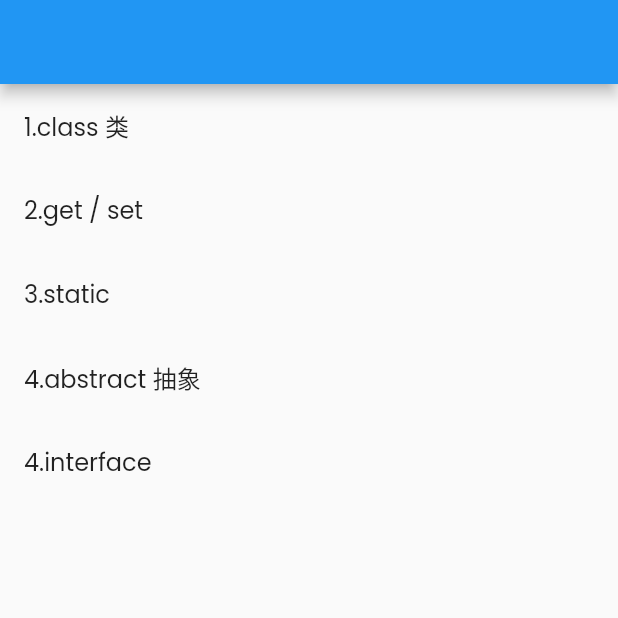
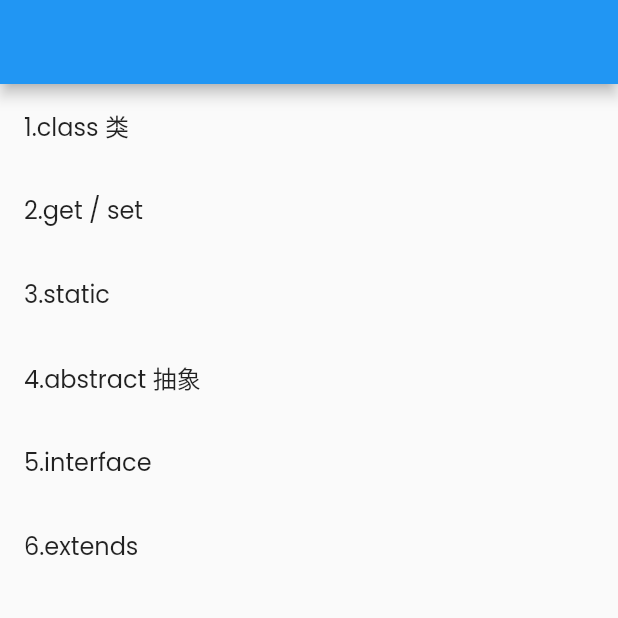
Before and after one commit to Shineforword/lyxy, a Flutter app: the ClassKit screen opened directly, on a phone screen of 412 x 824 dp, the top half of it. Run offline on Flutter 3.47's test engine with Material 2 defaults, Android fonts, the phone set to English and light mode, and no system bars; our stand-ins replace extended_image, flutter_markdown; missing offline and left inert: markdown_syntax_highlighter, wechat_assets_picker; network calls fail.

Commit message:
[dart - 继承]

```diff
--- a/lib/explore/class/classkit.dart
+++ b/lib/explore/class/classkit.dart
@@ -27,9 +27,13 @@ class ClassKit extends StatelessWidget {
               page:
                   LyxyCodes(mdpwd: "lib/assets/markdown/classkit/abstract.md")),
           LyxyExploreItem(
-              title: "4.interface ",
+              title: "5.interface ",
               page: LyxyCodes(
                   mdpwd: "lib/assets/markdown/classkit/interface.md")),
+          LyxyExploreItem(
+              title: "6.extends ",
+              page:
+                  LyxyCodes(mdpwd: "lib/assets/markdown/classkit/extends.md")),
         ],
       ),
     );
```
Also changed, not shown: 1 other file.
